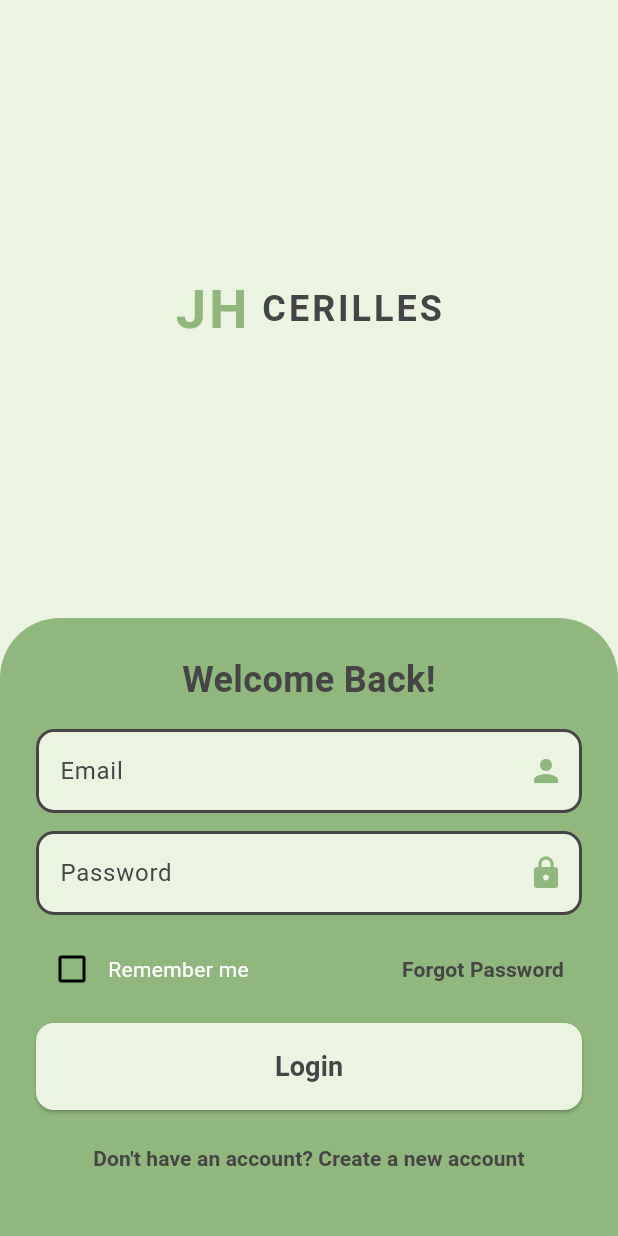
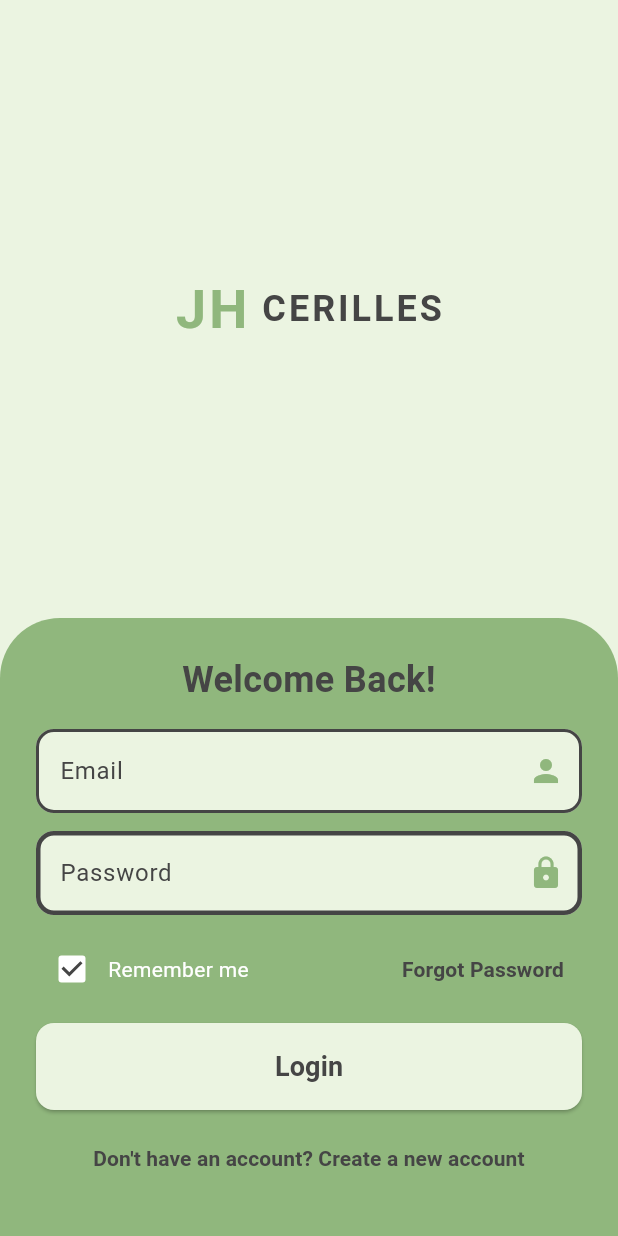
Before and after one commit to XyrelTenz/FlutterMobile, a Flutter app: the screen it shows after launch, on a phone screen of 412 x 824 dp. Run offline on Flutter 3.47's test engine with Material 3 defaults, Android fonts, the phone set to English and light mode, and no system bars.

Commit message:
new commit

```diff
--- a/lib/auth/login.dart
+++ b/lib/auth/login.dart
@@ -8,6 +8,8 @@ class LoginPage extends StatelessWidget {
 
   @override
   Widget build(BuildContext context) {
+    bool isCheck = true;
+
     return Scaffold(
       body: Column(
         children: [
@@ -87,7 +89,7 @@ class LoginPage extends StatelessWidget {
                         borderRadius: BorderRadius.circular(12),
                         borderSide: BorderSide(
                           color: Color(0xFF454545),
-                          width: 2, // Adjust border width here
+                          width: 3, // Adjust border width here
                         ),
                       ),
                       suffixIcon: Icon(Icons.person, color: Color(0xFF90B77D)),
@@ -109,7 +111,7 @@ class LoginPage extends StatelessWidget {
                         borderRadius: BorderRadius.circular(12),
                         borderSide: BorderSide(
                           color: Color(0xFF454545),
-                          width: 2, // Adjust border width here
+                          width: 3, // Adjust border width here
                         ),
                       ),
                       focusedBorder: OutlineInputBorder(
@@ -130,8 +132,10 @@ class LoginPage extends StatelessWidget {
                       Row(
                         children: [
                           Checkbox(
-                            value: false,
-                            onChanged: (val) {},
+                            value: isCheck,
+                            onChanged: (bool? value) {
+                              isCheck = value ??= false;
+                            },
                             activeColor: Colors.white,
                             checkColor: Color(0xFF454545),
                           ),
```
